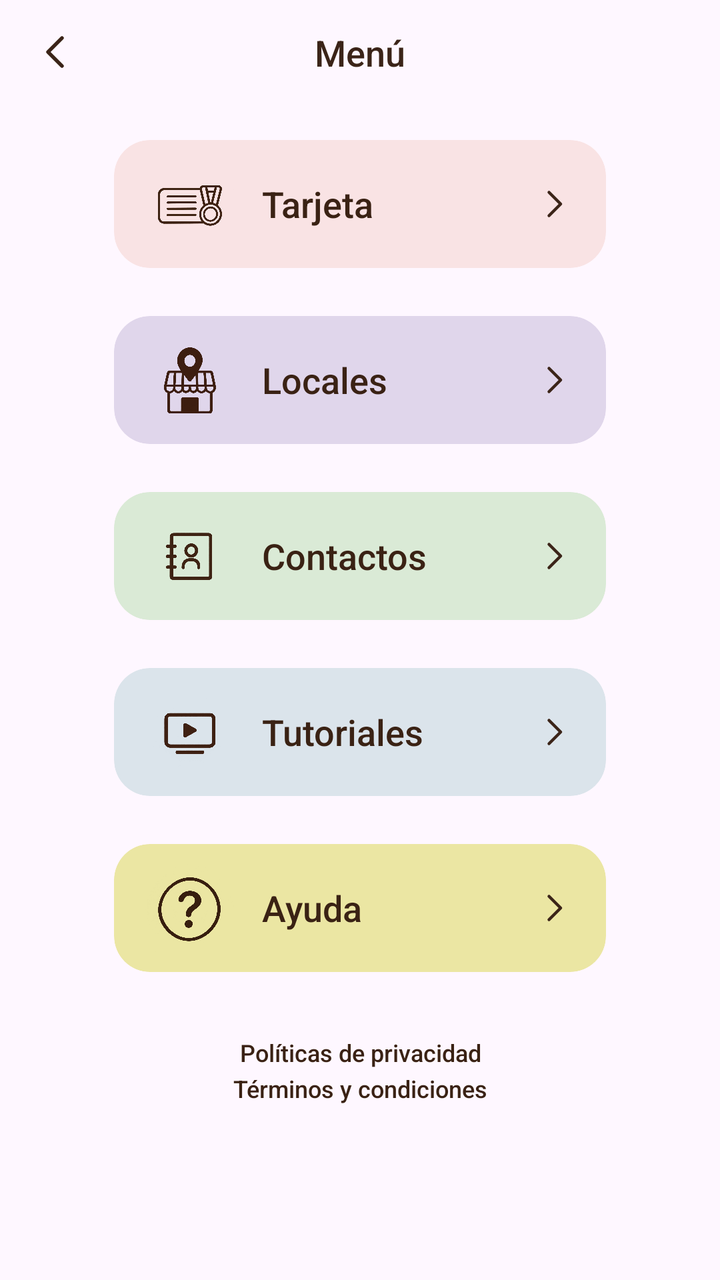
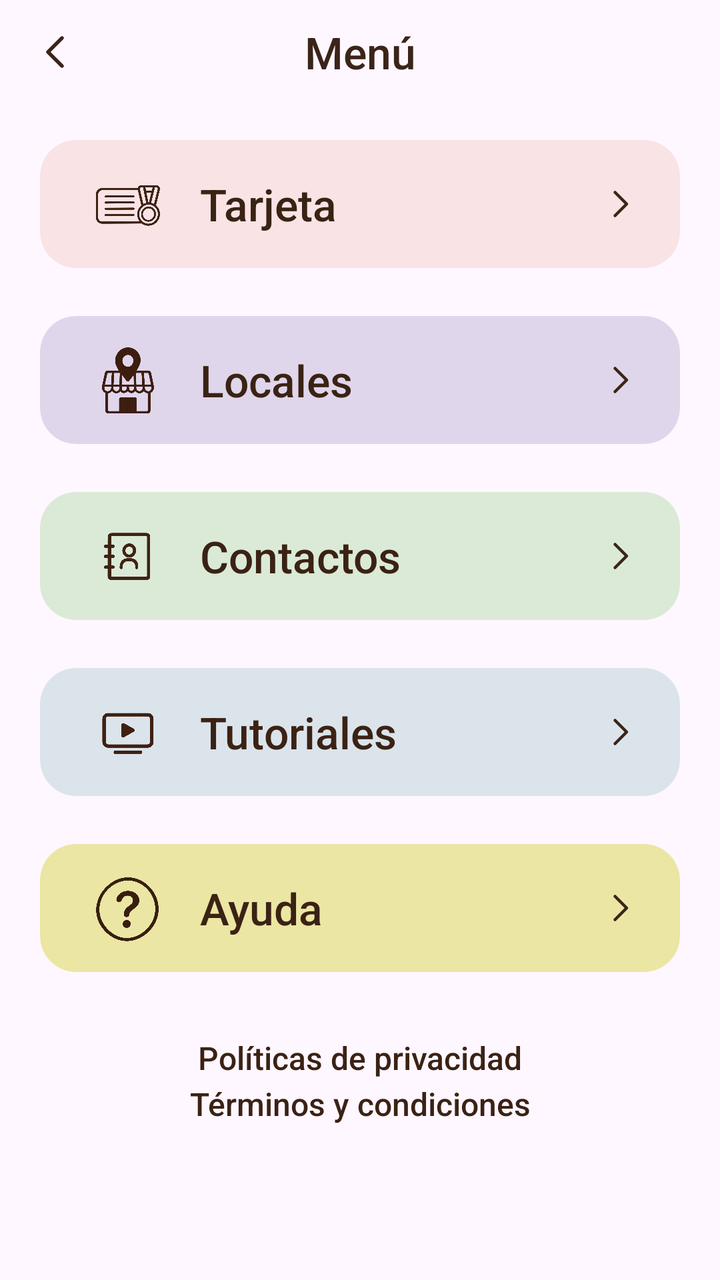

Two renders of the same Android screen: before a commit and after it. Below are the layout's source before the change and the commit's diff.
<!-- AndroidManifest.xml: application theme Theme.WolopWallet -->
<!-- res/layout/fragment_menu.xml -->
<?xml version="1.0" encoding="utf-8"?>
<LinearLayout xmlns:android="http://schemas.android.com/apk/res/android"
    xmlns:app="http://schemas.android.com/apk/res-auto"
    xmlns:tools="http://schemas.android.com/tools"
    android:layout_width="match_parent"
    android:layout_height="match_parent"
    android:orientation="vertical"
    tools:context=".screens.home.tabs.MenuFragment">

    <androidx.constraintlayout.widget.ConstraintLayout
        android:layout_width="match_parent"
        android:layout_height="wrap_content"
        android:paddingTop="6dp">

        <ImageView
            android:id="@+id/btnAtrasMenu"
            android:layout_width="40dp"
            android:layout_height="40dp"
            android:layout_marginStart="8dp"
            android:background="?attr/selectableItemBackgroundBorderless"
            android:contentDescription="Volver"
            android:padding="8dp"
            android:src="@drawable/ic_chevron_left"
            app:layout_constraintBottom_toBottomOf="parent"
            app:layout_constraintStart_toStartOf="parent"
            app:layout_constraintTop_toTopOf="parent" />

        <TextView
            android:id="@+id/txtTituloMenu"
            android:layout_width="wrap_content"
            android:layout_height="wrap_content"
            android:fontFamily="sans-serif-medium"
            android:text="Menú"
            android:textColor="#3B2418"
            android:textSize="18sp"
            app:layout_constraintBottom_toBottomOf="parent"
            app:layout_constraintEnd_toEndOf="parent"
            app:layout_constraintStart_toStartOf="parent"
            app:layout_constraintTop_toTopOf="parent" />

    </androidx.constraintlayout.widget.ConstraintLayout>

    <androidx.core.widget.NestedScrollView
        android:layout_width="match_parent"
        android:layout_height="0dp"
        android:layout_weight="1"
        android:fillViewport="true"
        android:overScrollMode="never"
        android:scrollbars="none">

        <LinearLayout
            android:layout_width="match_parent"
            android:layout_height="wrap_content"
            android:orientation="vertical"
            android:paddingStart="57dp"
            android:paddingEnd="57dp"
            android:paddingBottom="24dp">

            <View
                android:layout_width="match_parent"
                android:layout_height="24dp" />

            <com.google.android.material.card.MaterialCardView
                android:id="@+id/cardTarjeta"
                android:layout_width="match_parent"
                android:layout_height="64dp"
                android:clickable="true"
                android:focusable="true"
                app:cardBackgroundColor="#F9E3E4"
                app:cardCornerRadius="18dp"
                app:cardElevation="0dp"
                app:cardUseCompatPadding="false"
                app:rippleColor="#1A3B2418"
                app:strokeWidth="0dp">

                <LinearLayout
                    android:layout_width="match_parent"
                    android:layout_height="match_parent"
                    android:gravity="center_vertical"
                    android:orientation="horizontal"
                    android:paddingStart="14dp"
                    android:paddingEnd="16dp">

                    <ImageView
                        android:layout_width="48dp"
                        android:layout_height="48dp"
                        android:contentDescription="@null"
                        android:scaleType="fitCenter"
                        android:src="@drawable/icon_credit_card" />

                    <TextView
                        android:layout_width="0dp"
                        android:layout_height="wrap_content"
                        android:layout_marginStart="12dp"
                        android:layout_weight="1"
                        android:fontFamily="sans-serif-medium"
                        android:text="Tarjeta"
                        android:textColor="#3A2214"
                        android:textSize="18sp" />

                    <ImageView
                        android:layout_width="20dp"
                        android:layout_height="20dp"
                        android:contentDescription="@null"
                        android:src="@drawable/ic_chevron_right" />

                </LinearLayout>
            </com.google.android.material.card.MaterialCardView>

            <com.google.android.material.card.MaterialCardView
                android:id="@+id/cardLocales"
                android:layout_width="match_parent"
                android:layout_height="64dp"
                android:layout_marginTop="24dp"
                android:clickable="true"
                android:focusable="true"
                app:cardBackgroundColor="#E0D6EB"
                app:cardCornerRadius="18dp"
                app:cardElevation="0dp"
                app:cardUseCompatPadding="false"
                app:rippleColor="#1A3B2418"
                app:strokeWidth="0dp">

                <LinearLayout
                    android:layout_width="match_parent"
                    android:layout_height="match_parent"
                    android:gravity="center_vertical"
                    android:orientation="horizontal"
                    android:paddingStart="14dp"
                    android:paddingEnd="16dp">

                    <ImageView
                        android:layout_width="48dp"
                        android:layout_height="48dp"
                        android:contentDescription="@null"
                        android:scaleType="fitCenter"
                        android:src="@drawable/icon_store" />

                    <TextView
                        android:layout_width="0dp"
                        android:layout_height="wrap_content"
                        android:layout_marginStart="12dp"
                        android:layout_weight="1"
                        android:fontFamily="sans-serif-medium"
                        android:text="Locales"
                        android:textColor="#3A2214"
                        android:textSize="18sp" />

                    <ImageView
                        android:layout_width="20dp"
                        android:layout_height="20dp"
                        android:contentDescription="@null"
                        android:src="@drawable/ic_chevron_right" />

                </LinearLayout>
            </com.google.android.material.card.MaterialCardView>

            <com.google.android.material.card.MaterialCardView
                android:id="@+id/cardContactos"
                android:layout_width="match_parent"
                android:layout_height="64dp"
                android:layout_marginTop="24dp"
                android:clickable="true"
                android:focusable="true"
                app:cardBackgroundColor="#DAEAD6"
                app:cardCornerRadius="18dp"
                app:cardElevation="0dp"
                app:cardUseCompatPadding="false"
                app:rippleColor="#1A3B2418"
                app:strokeWidth="0dp">

                <LinearLayout
                    android:layout_width="match_parent"
                    android:layout_height="match_parent"
                    android:gravity="center_vertical"
                    android:orientation="horizontal"
                    android:paddingStart="14dp"
                    android:paddingEnd="16dp">

                    <ImageView
                        android:layout_width="48dp"
                        android:layout_height="48dp"
                        android:contentDescription="@null"
                        android:scaleType="fitCenter"
                        android:src="@drawable/icon_contact" />

                    <TextView
                        android:layout_width="0dp"
                        android:layout_height="wrap_content"
                        android:layout_marginStart="12dp"
                        android:layout_weight="1"
                        android:fontFamily="sans-serif-medium"
                        android:text="Contactos"
                        android:textColor="#3A2214"
                        android:textSize="18sp" />

                    <ImageView
                        android:layout_width="20dp"
                        android:layout_height="20dp"
                        android:contentDescription="@null"
                        android:src="@drawable/ic_chevron_right" />

                </LinearLayout>
            </com.google.android.material.card.MaterialCardView>

            <com.google.android.material.card.MaterialCardView
                android:id="@+id/cardTutoriales"
                android:layout_width="match_parent"
                android:layout_height="64dp"
                android:layout_marginTop="24dp"
                android:clickable="true"
                android:focusable="true"
                app:cardBackgroundColor="#DBE4EB"
                app:cardCornerRadius="18dp"
                app:cardElevation="0dp"
                app:cardUseCompatPadding="false"
                app:rippleColor="#1A3B2418"
                app:strokeWidth="0dp">

                <LinearLayout
                    android:layout_width="match_parent"
                    android:layout_height="match_parent"
                    android:gravity="center_vertical"
                    android:orientation="horizontal"
                    android:paddingStart="14dp"
                    android:paddingEnd="16dp">

                    <ImageView
                        android:layout_width="48dp"
                        android:layout_height="48dp"
                        android:contentDescription="@null"
                        android:scaleType="fitCenter"
                        android:src="@drawable/icon_graduation_cap" />

                    <TextView
                        android:layout_width="0dp"
                        android:layout_height="wrap_content"
                        android:layout_marginStart="12dp"
                        android:layout_weight="1"
                        android:fontFamily="sans-serif-medium"
                        android:text="Tutoriales"
                        android:textColor="#3A2214"
                        android:textSize="18sp" />

                    <ImageView
                        android:layout_width="20dp"
                        android:layout_height="20dp"
                        android:contentDescription="@null"
                        android:src="@drawable/ic_chevron_right" />

                </LinearLayout>
            </com.google.android.material.card.MaterialCardView>

            <com.google.android.material.card.MaterialCardView
                android:id="@+id/cardAyuda"
                android:layout_width="match_parent"
                android:layout_height="64dp"
                android:layout_marginTop="24dp"
                android:clickable="true"
                android:focusable="true"
                app:cardBackgroundColor="#EBE6A3"
                app:cardCornerRadius="18dp"
                app:cardElevation="0dp"
                app:cardUseCompatPadding="false"
                app:rippleColor="#1A3B2418"
                app:strokeWidth="0dp">

                <LinearLayout
                    android:layout_width="match_parent"
                    android:layout_height="match_parent"
                    android:gravity="center_vertical"
                    android:orientation="horizontal"
                    android:paddingStart="14dp"
                    android:paddingEnd="16dp">

                    <ImageView
                        android:layout_width="48dp"
                        android:layout_height="48dp"
                        android:contentDescription="@null"
                        android:scaleType="fitCenter"
                        android:src="@drawable/icon_circle_help" />

                    <TextView
                        android:layout_width="0dp"
                        android:layout_height="wrap_content"
                        android:layout_marginStart="12dp"
                        android:layout_weight="1"
                        android:fontFamily="sans-serif-medium"
                        android:text="Ayuda"
                        android:textColor="#3A2214"
                        android:textSize="18sp" />

                    <ImageView
                        android:layout_width="20dp"
                        android:layout_height="20dp"
                        android:contentDescription="@null"
                        android:src="@drawable/ic_chevron_right" />

                </LinearLayout>
            </com.google.android.material.card.MaterialCardView>

            <TextView
                android:layout_width="match_parent"
                android:layout_height="wrap_content"
                android:layout_marginTop="32dp"
                android:fontFamily="sans-serif-medium"
                android:gravity="center"
                android:lineSpacingExtra="4dp"
                android:text="Políticas de privacidad&#10;Términos y condiciones"
                android:textColor="#3A2214"
                android:textSize="12sp" />

        </LinearLayout>

    </androidx.core.widget.NestedScrollView>

</LinearLayout>
<!-- resources referenced by this layout -->
<resources>
  <!-- drawable ic_chevron_left (drawable) -->
  <?xml version="1.0" encoding="utf-8"?>
  <vector xmlns:android="http://schemas.android.com/apk/res/android"
      android:width="24dp"
      android:height="24dp"
      android:viewportWidth="24"
      android:viewportHeight="24">
      <path
          android:fillColor="@android:color/transparent"
          android:pathData="M15,5 L8,12 L15,19"
          android:strokeColor="#3B2418"
          android:strokeLineCap="round"
          android:strokeLineJoin="round"
          android:strokeWidth="1.8" />
  </vector>
  <!-- drawable ic_chevron_right (drawable) -->
  <?xml version="1.0" encoding="utf-8"?>
  <vector xmlns:android="http://schemas.android.com/apk/res/android"
      android:width="24dp"
      android:height="24dp"
      android:viewportWidth="24"
      android:viewportHeight="24">
      <path
          android:fillColor="@android:color/transparent"
          android:pathData="M9,5 L16,12 L9,19"
          android:strokeColor="#3B2418"
          android:strokeLineCap="round"
          android:strokeLineJoin="round"
          android:strokeWidth="1.8" />
  </vector>
  <!-- drawable icon_circle_help: png bitmap (drawable, 382595 bytes) -->
  <!-- drawable icon_contact: png bitmap (drawable, 219034 bytes) -->
  <!-- drawable icon_credit_card: png bitmap (drawable, 275680 bytes) -->
  <!-- drawable icon_graduation_cap: png bitmap (drawable, 215709 bytes) -->
  <!-- drawable icon_store: png bitmap (drawable, 339776 bytes) -->
  <style name="Theme.WolopWallet" parent="Base.Theme.WolopWallet" />
  <style name="Base.Theme.WolopWallet" parent="Theme.Material3.DayNight.NoActionBar">
          
          
      </style>
</resources>

<!-- the commit's change to res/layout/fragment_menu.xml (unified diff, before → after) -->
@@ -32,7 +32,7 @@
             android:fontFamily="sans-serif-medium"
             android:text="Menú"
             android:textColor="#3B2418"
-            android:textSize="18sp"
+            android:textSize="22sp"
             app:layout_constraintBottom_toBottomOf="parent"
             app:layout_constraintEnd_toEndOf="parent"
             app:layout_constraintStart_toStartOf="parent"
@@ -52,8 +52,8 @@
             android:layout_width="match_parent"
             android:layout_height="wrap_content"
             android:orientation="vertical"
-            android:paddingStart="57dp"
-            android:paddingEnd="57dp"
+            android:paddingStart="20dp"
+            android:paddingEnd="20dp"
             android:paddingBottom="24dp">
 
             <View
@@ -78,8 +78,8 @@
                     android:layout_height="match_parent"
                     android:gravity="center_vertical"
                     android:orientation="horizontal"
-                    android:paddingStart="14dp"
-                    android:paddingEnd="16dp">
+                    android:paddingStart="20dp"
+                    android:paddingEnd="20dp">
 
                     <ImageView
                         android:layout_width="48dp"
@@ -96,7 +96,7 @@
                         android:fontFamily="sans-serif-medium"
                         android:text="Tarjeta"
                         android:textColor="#3A2214"
-                        android:textSize="18sp" />
+                        android:textSize="22sp" />
 
                     <ImageView
                         android:layout_width="20dp"
@@ -126,8 +126,8 @@
                     android:layout_height="match_parent"
                     android:gravity="center_vertical"
                     android:orientation="horizontal"
-                    android:paddingStart="14dp"
-                    android:paddingEnd="16dp">
+                    android:paddingStart="20dp"
+                    android:paddingEnd="20dp">
 
                     <ImageView
                         android:layout_width="48dp"
@@ -144,7 +144,7 @@
                         android:fontFamily="sans-serif-medium"
                         android:text="Locales"
                         android:textColor="#3A2214"
-                        android:textSize="18sp" />
+                        android:textSize="22sp" />
 
                     <ImageView
                         android:layout_width="20dp"
@@ -174,8 +174,8 @@
                     android:layout_height="match_parent"
                     android:gravity="center_vertical"
                     android:orientation="horizontal"
-                    android:paddingStart="14dp"
-                    android:paddingEnd="16dp">
+                    android:paddingStart="20dp"
+                    android:paddingEnd="20dp">
 
                     <ImageView
                         android:layout_width="48dp"
@@ -192,7 +192,7 @@
                         android:fontFamily="sans-serif-medium"
                         android:text="Contactos"
                         android:textColor="#3A2214"
-                        android:textSize="18sp" />
+                        android:textSize="22sp" />
 
                     <ImageView
                         android:layout_width="20dp"
@@ -222,8 +222,8 @@
                     android:layout_height="match_parent"
                     android:gravity="center_vertical"
                     android:orientation="horizontal"
-                    android:paddingStart="14dp"
-                    android:paddingEnd="16dp">
+                    android:paddingStart="20dp"
+                    android:paddingEnd="20dp">
 
                     <ImageView
                         android:layout_width="48dp"
@@ -240,7 +240,7 @@
                         android:fontFamily="sans-serif-medium"
                         android:text="Tutoriales"
                         android:textColor="#3A2214"
-                        android:textSize="18sp" />
+                        android:textSize="22sp" />
 
                     <ImageView
                         android:layout_width="20dp"
@@ -270,8 +270,8 @@
                     android:layout_height="match_parent"
                     android:gravity="center_vertical"
                     android:orientation="horizontal"
-                    android:paddingStart="14dp"
-                    android:paddingEnd="16dp">
+                    android:paddingStart="20dp"
+                    android:paddingEnd="20dp">
 
                     <ImageView
                         android:layout_width="48dp"
@@ -288,7 +288,7 @@
                         android:fontFamily="sans-serif-medium"
                         android:text="Ayuda"
                         android:textColor="#3A2214"
-                        android:textSize="18sp" />
+                        android:textSize="22sp" />
 
                     <ImageView
                         android:layout_width="20dp"
@@ -308,7 +308,7 @@
                 android:lineSpacingExtra="4dp"
                 android:text="Políticas de privacidad&#10;Términos y condiciones"
                 android:textColor="#3A2214"
-                android:textSize="12sp" />
+                android:textSize="16sp" />
 
         </LinearLayout>
 
